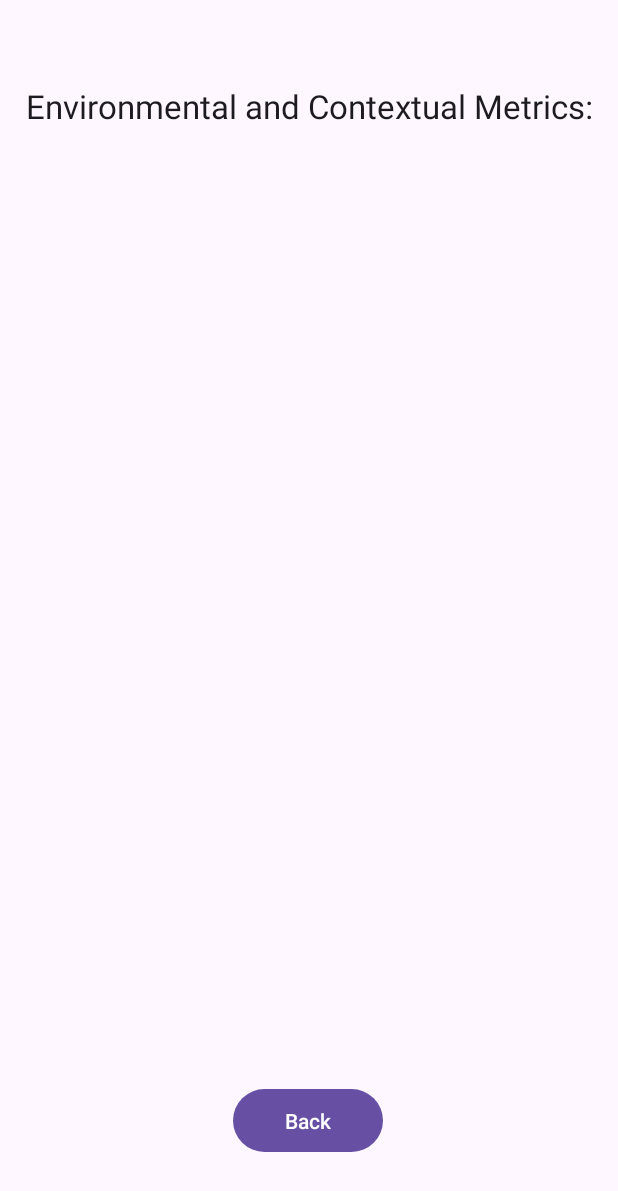
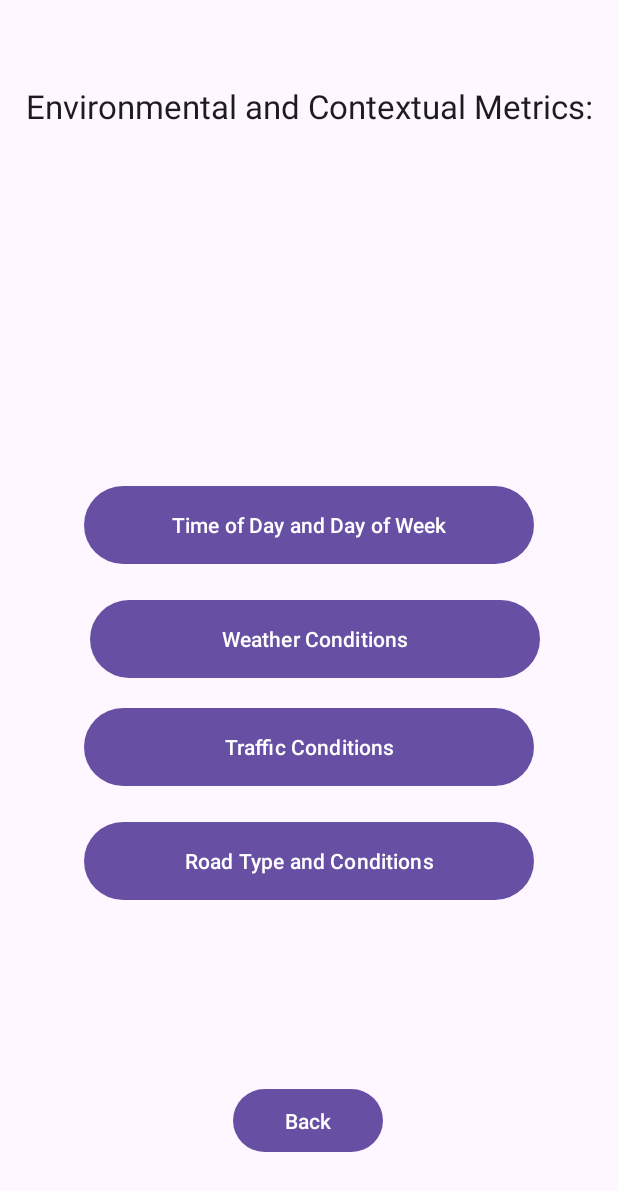
Before and after one commit to cassidystevens/ADAS-APP, an Android app: the EnvAndContMetr screen opened directly, with no data from a screen before it, on a phone screen of 412 x 824 dp. Shown: the top 1191 px of the screen. Run offline under Robolectric (Android 15) with nearby library versions, the phone set to English and light mode, and no system bars.

Commit message:
Adding buttons to EnvAndContMetr page & separate pages for those EnvAndCont metrics

```diff
--- a/MyApplication2/app/src/main/java/com/example/myapplication/EnvAndContMetr.java
+++ b/MyApplication2/app/src/main/java/com/example/myapplication/EnvAndContMetr.java
@@ -14,6 +14,10 @@ import androidx.core.view.WindowInsetsCompat;
 public class EnvAndContMetr extends AppCompatActivity {
 
     Button button1;
+    Button button2;
+    Button button3;
+    Button button4;
+    Button button5;
 
     @Override
     protected void onCreate(Bundle savedInstanceState) {
@@ -34,5 +38,41 @@ public class EnvAndContMetr extends AppCompatActivity {
                 startActivity(intent1);
             }
         });
+
+        button2 = findViewById(R.id.button8);
+        button2.setOnClickListener(new View.OnClickListener() {
+            @Override
+            public void onClick(View v) {
+                Intent intent1=new Intent(EnvAndContMetr.this,TimeDay.class);
+                startActivity(intent1);
+            }
+        });
+
+        button3 = findViewById(R.id.button9);
+        button3.setOnClickListener(new View.OnClickListener() {
+            @Override
+            public void onClick(View v) {
+                Intent intent1=new Intent(EnvAndContMetr.this,WeaCon.class);
+                startActivity(intent1);
+            }
+        });
+
+        button4 = findViewById(R.id.button10);
+        button4.setOnClickListener(new View.OnClickListener() {
+            @Override
+            public void onClick(View v) {
+                Intent intent1=new Intent(EnvAndContMetr.this,TrafCon.class);
+                startActivity(intent1);
+            }
+        });
+
+        button5 = findViewById(R.id.button11);
+        button5.setOnClickListener(new View.OnClickListener() {
+            @Override
+            public void onClick(View v) {
+                Intent intent1=new Intent(EnvAndContMetr.this,RoadTypeAndCon.class);
+                startActivity(intent1);
+            }
+        });
     }
 }
--- a/MyApplication2/app/src/main/res/layout/activity_env_and_cont_metr.xml
+++ b/MyApplication2/app/src/main/res/layout/activity_env_and_cont_metr.xml
@@ -32,4 +32,54 @@
         app:layout_constraintRight_toRightOf="parent"
         app:layout_constraintStart_toStartOf="parent" />
 
+    <Button
+        android:id="@+id/button8"
+        android:layout_width="300dp"
+        android:layout_height="60dp"
+        android:layout_marginBottom="444dp"
+        android:text="Time of Day and Day of Week"
+        app:layout_constraintLeft_toLeftOf="parent"
+        app:layout_constraintRight_toRightOf="parent"
+        app:layout_constraintBottom_toBottomOf="parent"
+        app:layout_constraintEnd_toEndOf="parent"
+        app:layout_constraintHorizontal_bias="0.5"
+        app:layout_constraintStart_toStartOf="parent" />
+
+    <Button
+        android:id="@+id/button9"
+        android:layout_width="300dp"
+        android:layout_height="60dp"
+        android:layout_marginEnd="52dp"
+        android:layout_marginBottom="368dp"
+        android:text="Weather Conditions"
+        app:layout_constraintBottom_toBottomOf="parent"
+        app:layout_constraintEnd_toEndOf="parent"
+        app:layout_constraintHorizontal_bias="0.5"
+        app:layout_constraintLeft_toLeftOf="parent"
+        app:layout_constraintRight_toRightOf="parent" />
+
+    <Button
+        android:id="@+id/button10"
+        android:layout_width="300dp"
+        android:layout_height="60dp"
+        android:layout_marginBottom="296dp"
+        android:text="Traffic Conditions"
+        app:layout_constraintLeft_toLeftOf="parent"
+        app:layout_constraintRight_toRightOf="parent"
+        app:layout_constraintBottom_toBottomOf="parent"
+        app:layout_constraintEnd_toEndOf="parent"
+        app:layout_constraintStart_toStartOf="parent" />
+
+    <Button
+        android:id="@+id/button11"
+        android:layout_width="300dp"
+        android:layout_height="60dp"
+        android:layout_marginBottom="220dp"
+        android:text="Road Type and Conditions"
+        app:layout_constraintLeft_toLeftOf="parent"
+        app:layout_constraintRight_toRightOf="parent"
+        app:layout_constraintBottom_toBottomOf="parent"
+        app:layout_constraintEnd_toEndOf="parent"
+        app:layout_constraintStart_toStartOf="parent" />
+
 </androidx.constraintlayout.widget.ConstraintLayout>
```
Also changed, not shown: MyApplication2/app/src/main/AndroidManifest.xml (+12 -0 lines), MyApplication2/app/src/main/java/com/example/myapplication/RoadTypeAndCon.java (added, +37 -0 lines), MyApplication2/app/src/main/java/com/example/myapplication/TimeDay.java (added, +37 -0 lines), MyApplication2/app/src/main/java/com/example/myapplication/TrafCon.java (added, +37 -0 lines), MyApplication2/app/src/main/java/com/example/myapplication/WeaCon.java (added, +37 -0 lines), MyApplication2/app/src/main/res/layout/activity_road_type_and_con.xml (added, +35 -0 lines), MyApplication2/app/src/main/res/layout/activity_time_day.xml (added, +35 -0 lines), MyApplication2/app/src/main/res/layout/activity_traf_con.xml (added, +35 -0 lines), MyApplication2/app/src/main/res/layout/activity_wea_con.xml (added, +35 -0 lines).
